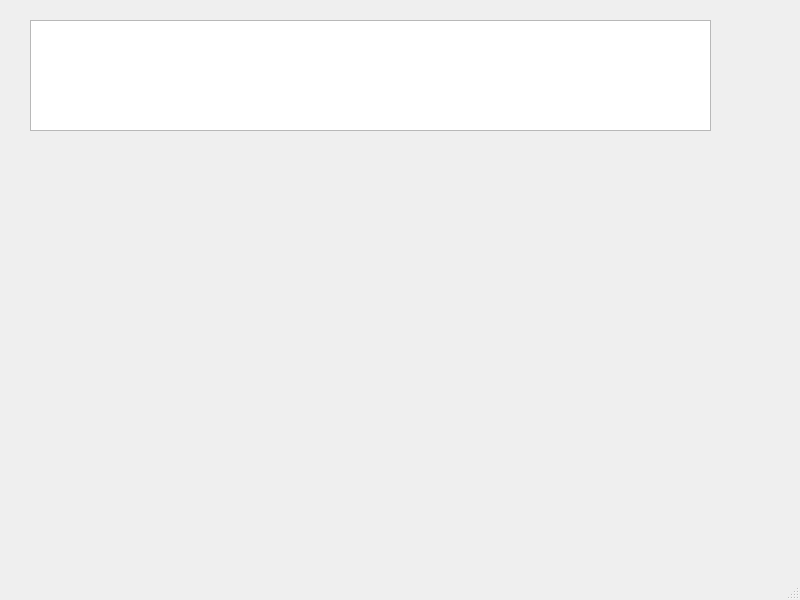
Above: Bai_3/Bai_3/mainwindow.ui from tronghoang2klt/Bai_tap_danh_gia before the change. Below: the same form after it.
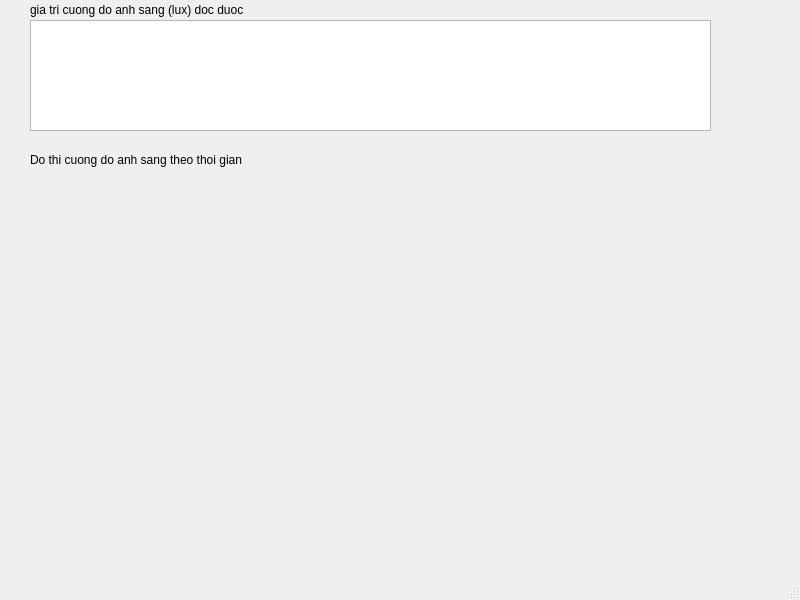
That is the form after the change. Custom widgets are drawn as their Qt base class.

```diff
--- a/Bai_3/Bai_3/mainwindow.ui
+++ b/Bai_3/Bai_3/mainwindow.ui
@@ -34,6 +34,32 @@
      </rect>
     </property>
    </widget>
+   <widget class="QLabel" name="label">
+    <property name="geometry">
+     <rect>
+      <x>30</x>
+      <y>0</y>
+      <width>341</width>
+      <height>20</height>
+     </rect>
+    </property>
+    <property name="text">
+     <string>gia tri cuong do anh sang (lux) doc duoc</string>
+    </property>
+   </widget>
+   <widget class="QLabel" name="label_2">
+    <property name="geometry">
+     <rect>
+      <x>30</x>
+      <y>150</y>
+      <width>311</width>
+      <height>20</height>
+     </rect>
+    </property>
+    <property name="text">
+     <string>Do thi cuong do anh sang theo thoi gian</string>
+    </property>
+   </widget>
   </widget>
   <widget class="QMenuBar" name="menubar">
    <property name="geometry">
```
